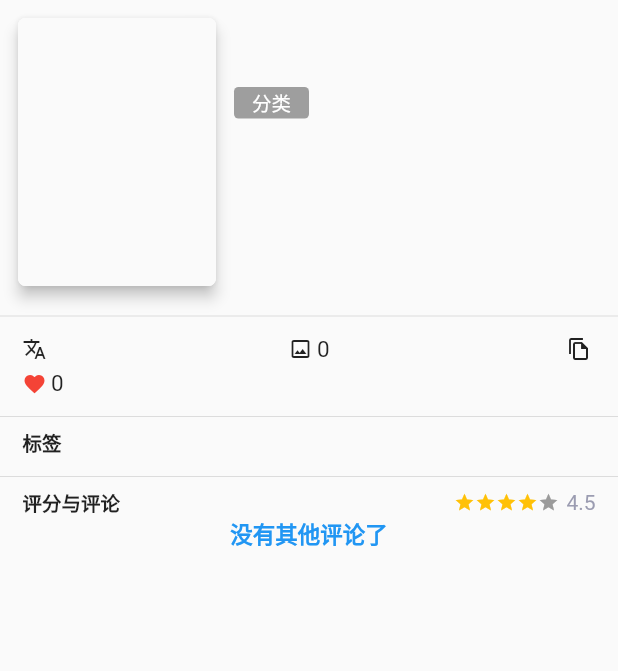
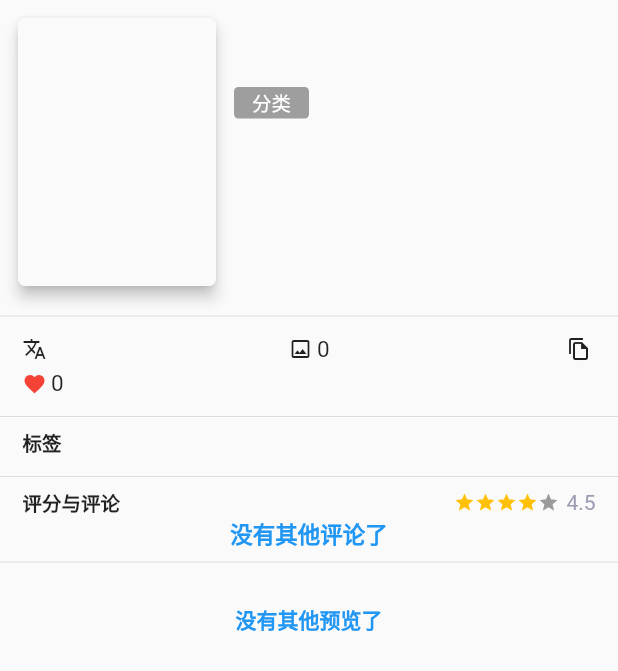
Before and after one commit to simonkimi/CatWeb, a Flutter app: the GalleryDetail widget shown alone on an empty page, opened directly with empty values, on a phone screen of 412 x 824 dp. Shown: the top 671 px of the screen. Run offline on Flutter 3.47's test engine with Material 2 defaults, Android fonts, the phone set to English and light mode, and no system bars; drawn by our look-alikes of flutter_rating_bar; our stand-ins replace flutter_hooks, flutter_linkify, flutter_mobx, flutter_speed_dial, font_awesome_flutter, get and 3 more; missing offline and left inert: dart:ffi, protobuf; generated files the repository leaves out were written again; key blocks and very long unbroken strings in the code were emptied for the run.

Commit message:
完成预览界面

```diff
--- /dev/null
+++ b/lib/data/store/setting_store.dart
@@ -0,0 +1,34 @@
+import 'package:mobx/mobx.dart';
+
+part 'setting_store.g.dart';
+
+class CardSize {
+  static const int small = 1;
+  static const int middle = 2;
+  static const int large = 3;
+  static const int huge = 4;
+
+  static int of(int value) {
+    switch (value) {
+      case small:
+        return 100;
+      case middle:
+        return 150;
+      case large:
+        return 200;
+      case huge:
+      default:
+        return 250;
+    }
+  }
+}
+
+class SettingStore = SettingStoreBase with _$SettingStore;
+
+abstract class SettingStoreBase with Store {
+  @observable
+  int cardSize = CardSize.middle;
+
+  @observable
+  bool useCardWidget = true;
+}
--- a/lib/main.dart
+++ b/lib/main.dart
@@ -4,8 +4,13 @@ import 'package:catweb/ui/pages/rules_manager/rules_edit_page.dart';
 import 'package:catweb/ui/pages/rules_manager/rules_manager.dart';
 import 'package:flutter/material.dart';
 import 'package:flutter_localizations/flutter_localizations.dart';
+import 'data/store/setting_store.dart';
 import 'navigator.dart';
 import 'themes.dart';
+
+
+final settingStore = SettingStore();
+
 
 Future<void> main() async {
   WidgetsFlutterBinding.ensureInitialized();
--- a/lib/ui/fragments/gallery_detail/gallery_detail.dart
+++ b/lib/ui/fragments/gallery_detail/gallery_detail.dart
@@ -1,10 +1,14 @@
+import 'dart:math';
+
 import 'package:catweb/ui/components/comment_item.dart';
 import 'package:catweb/ui/components/icon_text.dart';
 import 'package:catweb/ui/components/info_column.dart';
 import 'package:flutter/material.dart';
 import 'package:flutter_rating_bar/flutter_rating_bar.dart';
-
+import '../../../data/store/setting_store.dart';
+import '../../../main.dart';
 import '../../../themes.dart';
+import '../../components/post_preview_card.dart';
 
 class GalleryDetailModel {
   GalleryDetailModel({
@@ -19,6 +23,7 @@ class GalleryDetailModel {
     this.uploadTime,
     this.tagList,
     this.commentList,
+    this.prePageImageCount,
   });
 
   final String? title;
@@ -31,6 +36,7 @@ class GalleryDetailModel {
   final int? favoriteCount;
   final String? uploadTime;
   final List<TagModel>? tagList;
+  final int? prePageImageCount;
 
   final List<CommentItemModel>? commentList;
 }
@@ -69,13 +75,13 @@ class GalleryDetail extends StatelessWidget {
         const Divider(),
         buildCommentTitle(context),
         buildCommentList(context),
-        // const Divider(),
-        // buildPreviewList(context),
+        const Divider(),
+        buildPreviewList(context),
       ],
     );
   }
 
-  Padding buildCommentTitle(BuildContext context) {
+  Widget buildCommentTitle(BuildContext context) {
     return Padding(
       padding: const EdgeInsets.symmetric(horizontal: 15),
       child: Row(
@@ -397,4 +403,52 @@ class GalleryDetail extends StatelessWidget {
       ),
     );
   }
+
+  Widget buildPreviewList(BuildContext context) {
+    return InkWell(
+      onTap: () {},
+      child: Column(
+        children: [
+          GridView.builder(
+            padding: const EdgeInsets.only(
+              right: 15,
+              left: 15,
+              top: 10,
+              bottom: 5,
+            ),
+            shrinkWrap: true,
+            physics: const NeverScrollableScrollPhysics(),
+            gridDelegate: SliverGridDelegateWithMaxCrossAxisExtent(
+              maxCrossAxisExtent: CardSize.of(settingStore.cardSize).toDouble(),
+              childAspectRatio: 100 / 142,
+              crossAxisSpacing: 5,
+              mainAxisSpacing: 5,
+            ),
+            // TODO 改为真实长度
+            itemCount: min(model.imageCount!, 60),
+            itemBuilder: (context, index) {
+              return PostPreviewCard(
+                  title: '#${index + 1}',
+                  body: ColoredBox(
+                    color: Colors.grey[200]!,
+                  ));
+            },
+          ),
+          Padding(
+            padding: const EdgeInsets.all(5),
+            child: Text(
+              model.imageCount! <= min(80, model.prePageImageCount ?? 0)
+                  ? '没有其他预览了'
+                  : '展示更多预览',
+              style: TextStyle(
+                color: Theme.of(context).primaryColor,
+                fontSize: 14,
+                fontWeight: FontWeight.bold,
+              ),
+            ),
+          )
+        ],
+      ),
+    );
+  }
 }
```
Also changed, not shown: lib/ui/components/post_preview_card.dart (added, +45 -0 lines), lib/data/store/setting_store.g.dart (added).
